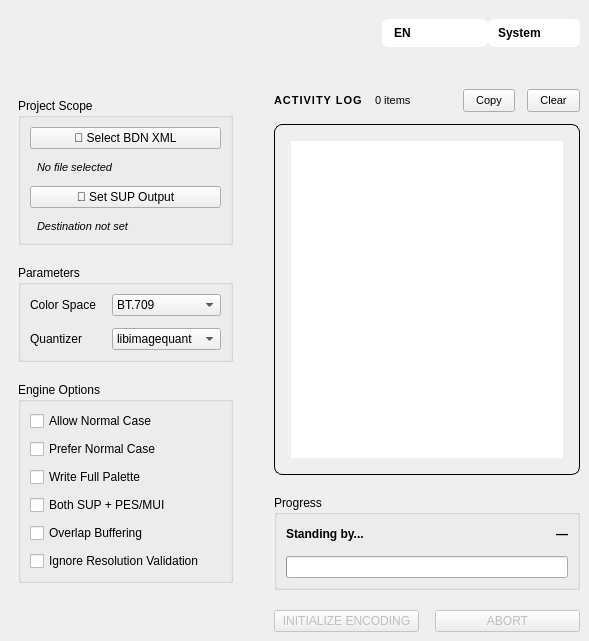
Old version of the form src/opensup/gui/main_window.ui in the repository Lanzoone30/OpenSUP.
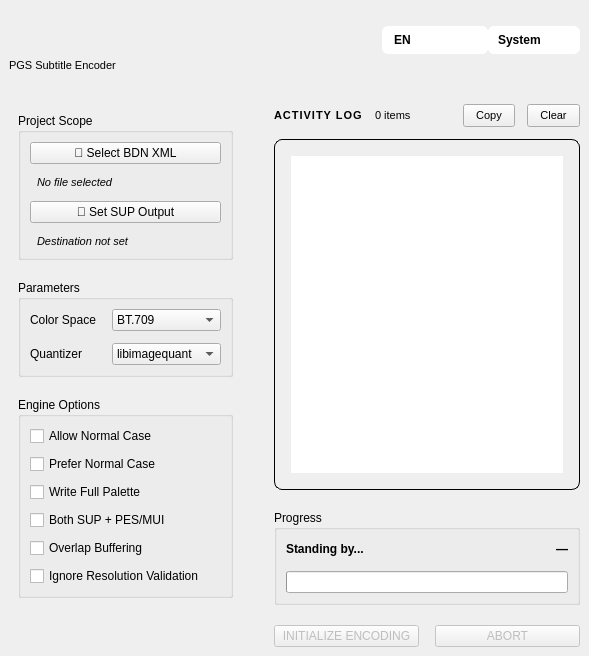
New version of the form. Icons and pictures are not drawn.

Commit message: gui: logo desde assets/, subtítulo PGS Subtitle Encoder debajo del logo

Diff of the .ui file:
```diff
--- a/src/opensup/gui/main_window.ui
+++ b/src/opensup/gui/main_window.ui
@@ -23,7 +23,7 @@
       <item>
        <layout class="QVBoxLayout" name="brandStack">
         <property name="spacing">
-         <number>0</number>
+         <number>2</number>
         </property>
         <item>
          <widget class="QLabel" name="lbl_logo">
@@ -47,6 +47,16 @@
           </property>
          </widget>
         </item>
+        <item>
+         <widget class="QLabel" name="lbl_subtitle">
+          <property name="text">
+           <string>PGS Subtitle Encoder</string>
+          </property>
+          <property name="styleSheet">
+           <string notr="true">font-size: 11px; font-weight: 400;</string>
+          </property>
+         </widget>
+        </item>
        </layout>
       </item>
       <item>
```
The commit also changes 3 other files.
